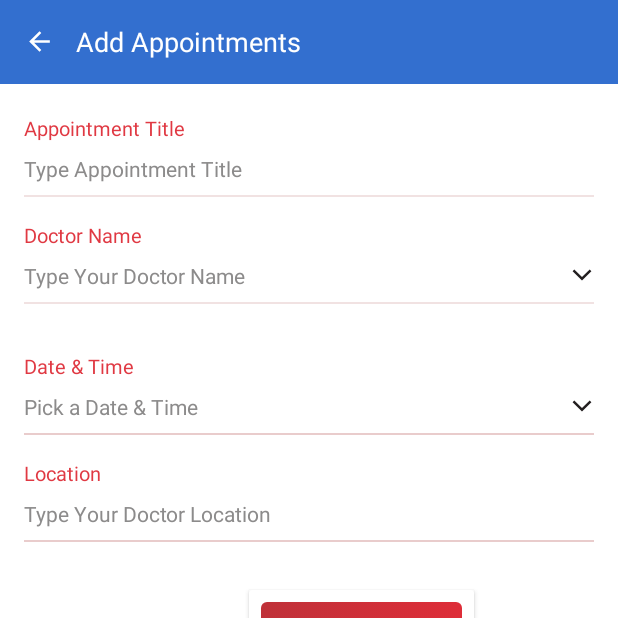
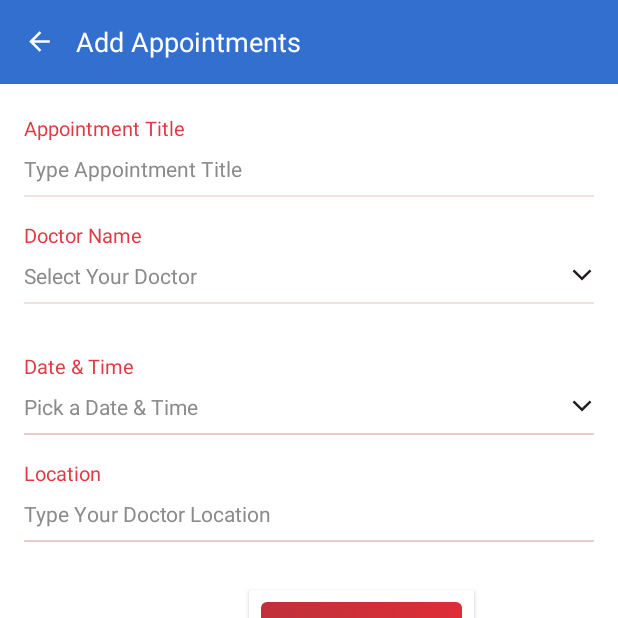
Before and after one commit to Colliense1/ParentsCare, an Android app: the AddMyAppointsmentsActivity screen opened directly, with no data from a screen before it, on a phone screen of 412 x 824 dp, the top half of it. Run offline under Robolectric (Android 15) with nearby library versions, the phone set to English and light mode, and no system bars.

Commit message:
Update something

```diff
--- a/app/src/main/java/com/example/colliensepodder/parentscare/AddMyAppointsmentsActivity.java
+++ b/app/src/main/java/com/example/colliensepodder/parentscare/AddMyAppointsmentsActivity.java
@@ -1,15 +1,36 @@
 package com.example.colliensepodder.parentscare;
 
+import android.content.Intent;
 import android.support.v7.app.AppCompatActivity;
 import android.os.Bundle;
 import android.view.View;
+import android.widget.EditText;
 
 public class AddMyAppointsmentsActivity extends AppCompatActivity {
+
+    EditText editMyAppointmentTitle;
+    EditText editTextName;
+    EditText editTextPhone;
+    EditText editTextLocation;
+
 
     @Override
     protected void onCreate(Bundle savedInstanceState) {
         super.onCreate(savedInstanceState);
         setContentView(R.layout.activity_add_my_appointsments);
+
+        editMyAppointmentTitle = findViewById(R.id.editMyAppointmentTitle);
+        editTextName = findViewById(R.id.editTextName);
+        editTextPhone = findViewById(R.id.editTextPhone);
+        editTextLocation = findViewById(R.id.editTextLocation);
+
+        editTextName.setOnClickListener(new View.OnClickListener() {
+            @Override
+            public void onClick(View v) {
+                Intent i = new Intent(AddMyAppointsmentsActivity.this,Doctor.class);
+                startActivity(i);
+            }
+        });
     }
 
     @Override
--- a/app/src/main/res/layout/activity_add_my_appointsments.xml
+++ b/app/src/main/res/layout/activity_add_my_appointsments.xml
@@ -60,7 +60,7 @@
                 android:textSize="13.0sp" />
 
             <EditText
-                android:id="@id/editAppointmentTitle"
+                android:id="@id/editMyAppointmentTitle"
                 android:layout_width="fill_parent"
                 android:layout_height="wrap_content"
                 android:layout_marginTop="8.0dip"
@@ -95,7 +95,7 @@
                 android:background="@null"
                 android:drawableEnd="@drawable/icon_arrow_down"
                 android:drawableRight="@drawable/icon_arrow_down"
-                android:hint="Type Your Doctor Name"
+                android:hint="Select Your Doctor"
                 android:inputType="textPersonName|textCapWords"
                 android:maxLines="1"
                 android:textColor="#2b2a2a"
--- a/app/src/main/res/layout/doctor_information.xml
+++ b/app/src/main/res/layout/doctor_information.xml
@@ -73,7 +73,7 @@
                     android:layout_height="wrap_content"
                     android:layout_marginBottom="3dp"
                     android:layout_marginLeft="10dp"
-                    android:layout_marginTop="4dp"
+                    android:layout_marginTop="2dp"
                     android:text="01753740230"
                     android:textColor="#000"
                     android:textSize="17sp" />
@@ -84,7 +84,7 @@
                     android:layout_height="wrap_content"
                     android:layout_marginBottom="3dp"
                     android:layout_marginLeft="10dp"
-                    android:layout_marginTop="4dp"
+                    android:layout_marginTop="2dp"
                     android:layout_toRightOf="@+id/imageViewAvatar"
                     android:text="colliensepodder25@gmail.com"
                     android:textColor="#000"
--- a/app/src/main/res/values/ids.xml
+++ b/app/src/main/res/values/ids.xml
@@ -1,5 +1,6 @@
 <?xml version="1.0" encoding="utf-8"?>
 <resources>
+    <item type="id" name="editMyAppointmentTitle">false</item>
     <item type="id" name="action0">false</item>
     <item type="id" name="action_bar">false</item>
     <item type="id" name="action_bar_activity_content">false</item>
@@ -450,6 +451,6 @@
     <item type="id" name="view_offset_helper">false</item>
     <item type="id" name="visible">false</item>
     <item type="id" name="waitForMedicineSync">false</item>
-    <item type="id" name="editAppointmentTitle">false</item>
+
     <item type="id" name="linearLayoutAddAppointments">false</item>
 </resources>
```
